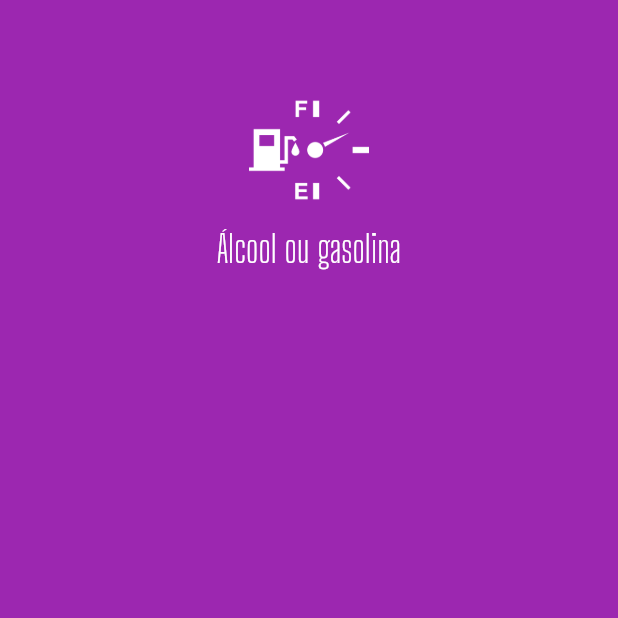
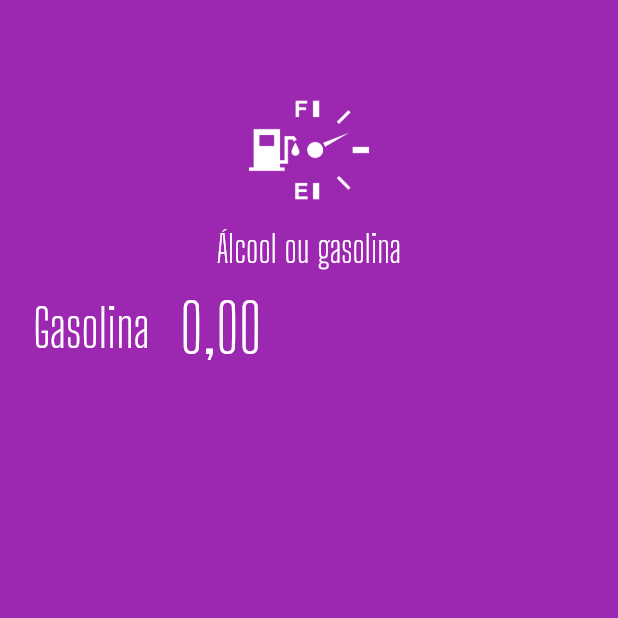
Before and after one commit to coutomariel/balta-alcool-ou-gasolina-app, a Flutter app: the screen it shows after launch, on a phone screen of 412 x 824 dp, the top half of it. Run offline on Flutter 3.47's test engine with Material 2 defaults, Android fonts, the phone set to English and light mode, and no system bars; our stand-ins replace flutter_masked_text.

Commit message:
Implementação do textFormField para input de gasolina

```diff
--- a/lib/main.dart
+++ b/lib/main.dart
@@ -1,5 +1,6 @@
 import 'package:AOG/widgets/logo.widget.dart';
 import 'package:flutter/material.dart';
+import 'package:flutter_masked_text/flutter_masked_text.dart';
 
 void main() => runApp(MyApp());
 
@@ -18,6 +19,8 @@ class MyApp extends StatelessWidget {
 }
 
 class HomePage extends StatelessWidget {
+  var _gasCtrl = new MoneyMaskedTextController();
+
   @override
   Widget build(BuildContext context) {
     return Scaffold(
@@ -25,6 +28,38 @@ class HomePage extends StatelessWidget {
       body: ListView(
         children: [
           Logo(),
+          Row(
+            children: [
+              Container(
+                width: 100,
+                alignment: Alignment.centerRight,
+                child: Text(
+                  "Gasolina",
+                  style: TextStyle(
+                      color: Colors.white,
+                      fontSize: 35,
+                      fontFamily: "Big Shoulders Display"),
+                ),
+              ),
+              SizedBox(
+                width: 20,
+              ),
+              Expanded(
+                child: TextFormField(
+                  controller: _gasCtrl,
+                  keyboardType: TextInputType.number,
+                  style: TextStyle(
+                    color: Colors.white,
+                    fontSize: 45,
+                    fontFamily: "Big Shoulders Display",
+                  ),
+                  decoration: InputDecoration(
+                    border: InputBorder.none,
+                  ),
+                ),
+              )
+            ],
+          ),
         ],
       ),
     );
```
